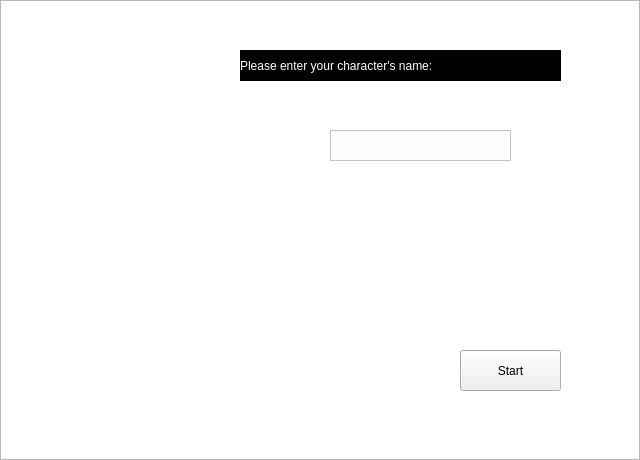
The window that src/newgamewindow.ui (matplinta/rpg-game-qt) describes before a commit, drawn with Qt 5.
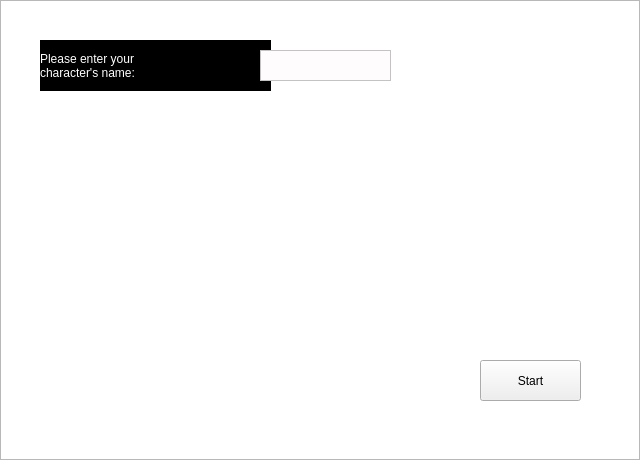
The same window after the commit. Icons and pictures are not drawn.

```diff
--- a/src/newgamewindow.ui
+++ b/src/newgamewindow.ui
@@ -39,10 +39,10 @@
   <widget class="QLabel" name="label">
    <property name="geometry">
     <rect>
-     <x>240</x>
-     <y>50</y>
-     <width>321</width>
-     <height>31</height>
+     <x>40</x>
+     <y>40</y>
+     <width>231</width>
+     <height>51</height>
     </rect>
    </property>
    <property name="styleSheet">
@@ -51,15 +51,16 @@
 color: rgb(255, 255, 255);</string>
    </property>
    <property name="text">
-    <string>Please enter your character's name:</string>
+    <string>Please enter your 
+character's name:</string>
    </property>
   </widget>
   <widget class="QTextEdit" name="nameTextEdit">
    <property name="geometry">
     <rect>
-     <x>330</x>
-     <y>130</y>
-     <width>181</width>
+     <x>260</x>
+     <y>50</y>
+     <width>131</width>
      <height>31</height>
     </rect>
    </property>
@@ -72,8 +73,8 @@
   <widget class="QPushButton" name="startButton">
    <property name="geometry">
     <rect>
-     <x>460</x>
-     <y>350</y>
+     <x>480</x>
+     <y>360</y>
      <width>101</width>
      <height>41</height>
     </rect>
```
Left out of the diff: 2 changed lines with no effect on the pictures.
